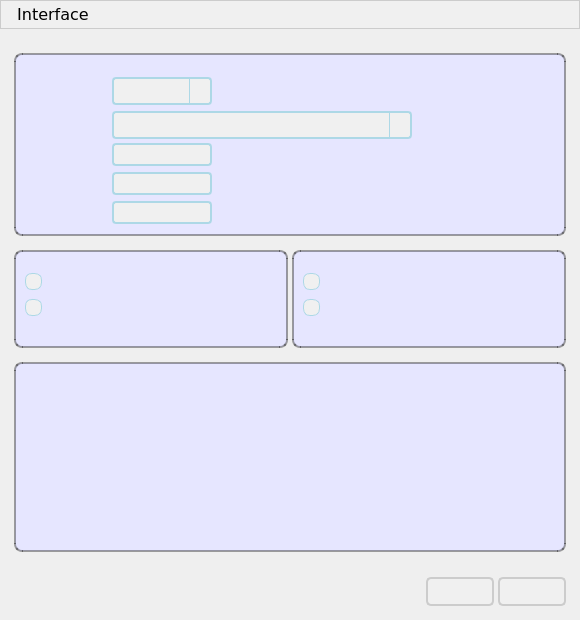
Before: the Qt Designer form meter/mainwindow.ui in cagavriloaie/WFlowLab, drawn with Qt 5.
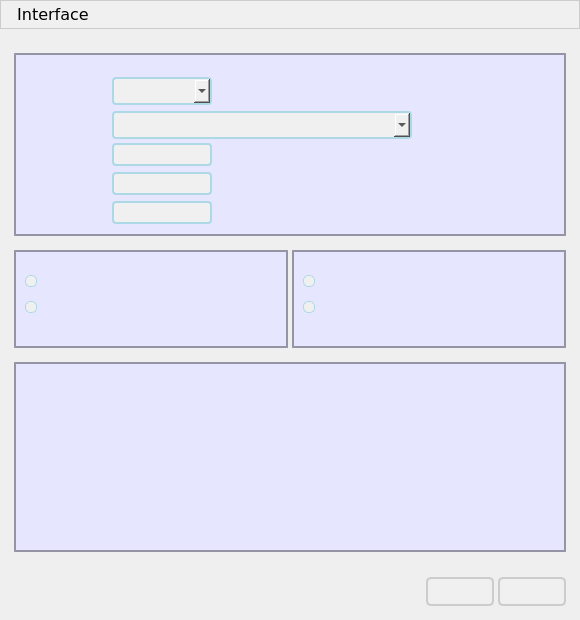
After: the same form once the commit is applied. Icons and pictures are not drawn. Custom widgets are drawn as their Qt base class.

What changed in the file:
```diff
--- a/meter/mainwindow.ui
+++ b/meter/mainwindow.ui
@@ -42,6 +42,12 @@
     font-size: 12pt; /* Base font size */
 }
 
+/* Common border style */
+.common-border {
+    border: 2px solid #ADD8E6; /* Light blue border */
+    border-radius: 4px; /* Rounded corners */
+}
+
 /* QPushButton */
 QPushButton {
     padding: 5px 10px;
@@ -55,58 +61,15 @@
     border: 2px solid #aaa; /* Darker gray border on hover */
 }
 
-/* QComboBox */
-QComboBox {
-    border: 2px solid #ADD8E6; /* Light blue border */
-    border-radius: 4px; /* Rounded corners */
-    padding: 2px;
-    min-height: 20px; /* Adjust the minimum height */
-    background-color: #f0f0f0; /* Light gray background */
-}
-
-QComboBox QAbstractItemView {
-    border: 2px solid #ADD8E6; /* Light blue border for the dropdown */
-}
-
-QComboBox::drop-down {
-    subcontrol-origin: padding;
-    subcontrol-position: top right;
-    width: 20px; /* Adjust width as needed */
-    border-left: 1px solid #ADD8E6; /* Light blue border for the drop-down button */
-}
-
-QComboBox::down-arrow {
-    width: 0;
-    height: 0;
-}
-
-QComboBox::down-arrow:disabled {
-    image: url(circle.png); /* Replace with your own circle image */
-    width: 16px; /* Adjust width of circle */
-    height: 16px; /* Adjust height of circle */
-}
-
-/* QLineEdit */
-QLineEdit {
-    border: 2px solid #ADD8E6; /* Light blue border */
-    border-radius: 4px; /* Rounded corners */
-    height: 28px; /* Adjusted height */
-    padding: 2px; /* Adjust padding if needed */
-    background-color: #f0f0f0; /* Light gray background */
-}
-
 /* QGroupBox */
 QGroupBox {
-    border: 2px solid black;
-    border-color: rgba(0, 0, 0, 0.36); /* Black with transparency */
+    border: 2px solid rgba(0, 0, 0, 0.36); /* Black with transparency */
     background-color: #E6E6FF; /* Light purple background */
-    font-family: Verdana, Arial, sans-serif; /* Use Verdana for group box */
-    font-size: 12pt; /* Font size */
     margin-top: 10px;
-    border-radius: 8px; /* Rounded corners */
     padding-top: 10px; /* Padding for the top of the group box */
 }
 
+/* QGroupBox Title */
 QGroupBox::title {
     subcontrol-origin: margin;
     left: 7px;
@@ -115,15 +78,15 @@
 
 /* QRadioButton */
 QRadioButton {
-    spacing: 5px;
+    spacing: 5px; /* Space between text and indicator */
 }
 
 QRadioButton::indicator {
-    width: 15px;
-    height: 15px;
-    border-radius: 7px; /* Half of width and height to make it a circle */
+    width: 10px; /* Further reduced width */
+    height: 10px; /* Further reduced height */
+    border-radius: 5px; /* Half of width and height to maintain circular shape */
+    background-color: #f0f0f0; /* Light gray background */
     border: 1px solid #ADD8E6; /* Light blue border */
-    background-color: #f0f0f0; /* Light gray background */
 }
 
 QRadioButton::indicator:checked {
@@ -131,8 +94,9 @@
     border: 1px solid #0078D7; /* Darker blue border when checked */
 }
 
-QRadioButton::indicator:unchecked:hover {
-    background-color: #e0e0e0; /* Slightly darker light gray background on hover when unchecked */
+QRadioButton::indicator:unchecked {
+    background-color: #f0f0f0; /* Light gray background when unchecked */
+    border: 1px solid #ADD8E6; /* Light blue border when unchecked */
 }
 
 /* Menu Bar */
@@ -146,16 +110,12 @@
     background-color: #f0f0f0; /* Light gray background */
     border: 1px solid #ccc; /* Light gray border */
     padding: 4px; /* Adjust padding */
-    font-family: Verdana, Arial, sans-serif; /* Font family */
-    font-size: 12pt; /* Font size */
 }
 
 /* Menu Item */
 QMenu::item {
     background-color: transparent; /* Transparent background */
     padding: 4px 24px; /* Adjust padding */
-    font-family: Verdana, Arial, sans-serif; /* Font family */
-    font-size: 12pt; /* Font size */
 }
 
 QMenu::item:selected {
@@ -179,8 +139,6 @@
 QMenu::item {
     background: transparent;
     padding: 4px 10px;
-    font-family: Verdana, Arial, sans-serif;
-    font-size: 12pt;
     color: black;
 }
 
@@ -195,10 +153,38 @@
 QMenu::item:pressed {
     background-color: #d7d9d7;
     border-radius: 4px;
-    color: black;
 }
 
+/* QComboBox */
+QComboBox {
+    border: 2px solid #ADD8E6; /* Light blue border */
+    border-radius: 4px; /* Rounded corners */
+    padding: 2px; /* Padding inside the combo box */
+    min-height: 20px; /* Adjust the minimum height */
+    background-color: #f0f0f0; /* Light gray background */
+    padding-right: 20px; /* Space for the arrow */
+}
 
+/* QComboBox Dropdown */
+QComboBox QAbstractItemView {
+    background-color: #ffffff; /* White background for the dropdown to avoid transparency */
+    border: 2px solid #ADD8E6; /* Light blue border for the dropdown */
+}
+
+/* Dropdown Arrow */
+QComboBox::down-arrow {
+    width: 10px; /* Adjust width of the arrow */
+    height: 10px; /* Adjust height of the arrow */
+}
+
+/* QLineEdit */
+QLineEdit {
+    border: 2px solid #ADD8E6; /* Light blue border */
+    border-radius: 4px; /* Rounded corners */
+    height: 28px; /* Adjusted height */
+    padding: 2px; /* Adjust padding if needed */
+    background-color: #f0f0f0; /* Light gray background to match QComboBox */
+}
 </string>
   </property>
   <property name="unifiedTitleAndToolBarOnMac">
@@ -457,14 +443,7 @@
                 <bool>false</bool>
                </property>
                <property name="styleSheet">
-                <string notr="true">/* QComboBox */
-QComboBox {
-    border: 2px solid #ADD8E6; /* Light blue border */
-    border-radius: 4px; /* Rounded corners */
-    padding: 2px;
-    min-height: 20px; /* Adjust the minimum height */
-    background-color: #f0f0f0; /* Light gray background */
-}</string>
+                <string notr="true"/>
                </property>
               </widget>
              </item>
@@ -1030,9 +1009,6 @@
       </item>
       <item>
        <layout class="QHBoxLayout" name="horizontalLayout_4">
-        <item>
-         <widget class="LedIndicator" name="SerialLedIndicator" native="true"/>
-        </item>
         <item>
          <widget class="QLabel" name="lbConnected">
           <property name="font">
@@ -1217,14 +1193,6 @@
    </property>
   </action>
  </widget>
- <customwidgets>
-  <customwidget>
-   <class>LedIndicator</class>
-   <extends>QWidget</extends>
-   <header location="global">ledindicator.h</header>
-   <container>1</container>
-  </customwidget>
- </customwidgets>
  <tabstops>
   <tabstop>cbNumberOfWaterMeters</tabstop>
   <tabstop>cbWaterMeterType</tabstop>
```
